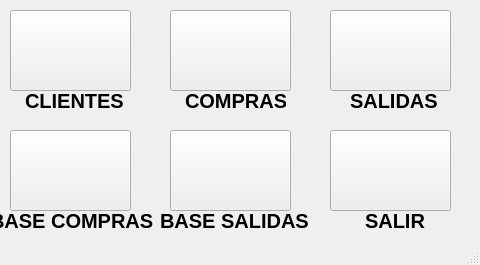
Above: Inventario de almacen/ui/PANEL.ui from CodeDrTech/DevelopPython before the change; both pictures show x 320 to 800 and y 0 to 265 of the 800 by 265 pixel window. Below: the same form after it.
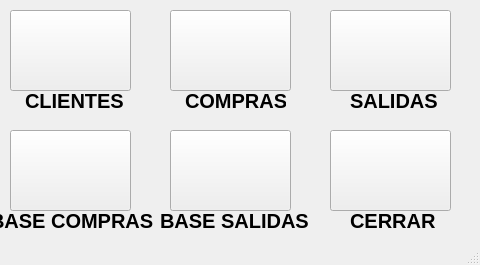
That is the form after the change. Icons and pictures are not drawn.

Diff of the .ui file:
```diff
--- a/Inventario de almacen/ui/PANEL.ui
+++ b/Inventario de almacen/ui/PANEL.ui
@@ -427,9 +427,9 @@
    <widget class="QLabel" name="label_10">
     <property name="geometry">
      <rect>
-      <x>685</x>
+      <x>670</x>
       <y>210</y>
-      <width>71</width>
+      <width>91</width>
       <height>21</height>
      </rect>
     </property>
@@ -441,7 +441,7 @@
      </font>
     </property>
     <property name="text">
-     <string>SALIR</string>
+     <string>CERRAR</string>
     </property>
    </widget>
   </widget>
```
Left out of the diff: 45 changed lines with no effect on the pictures.
